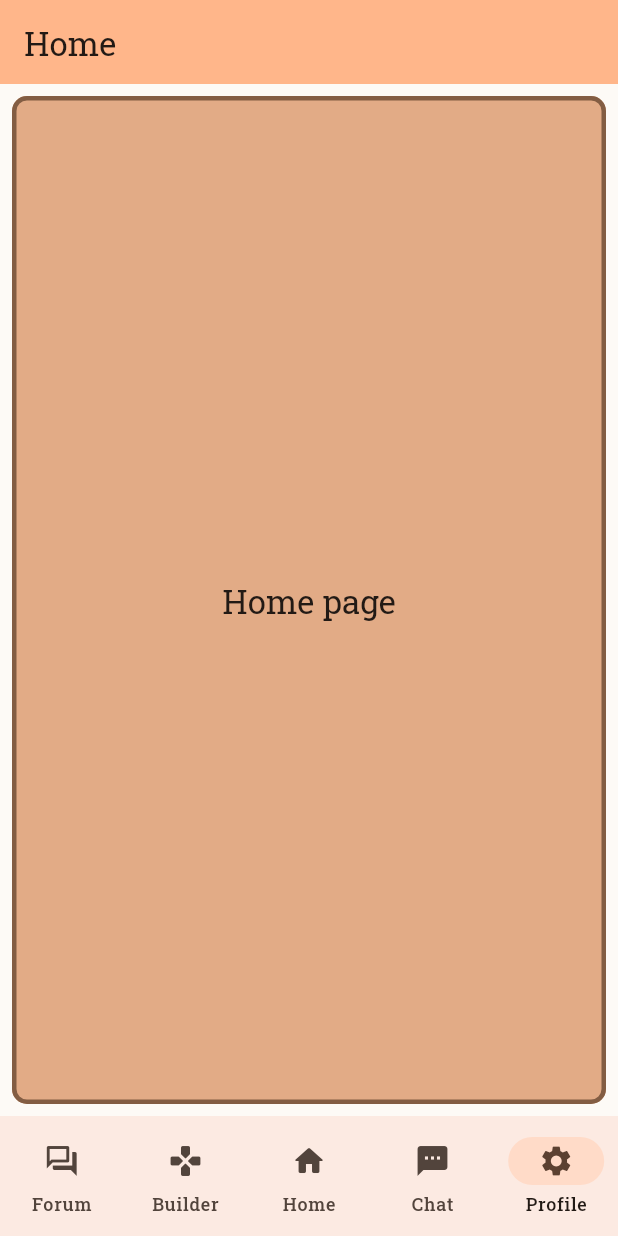
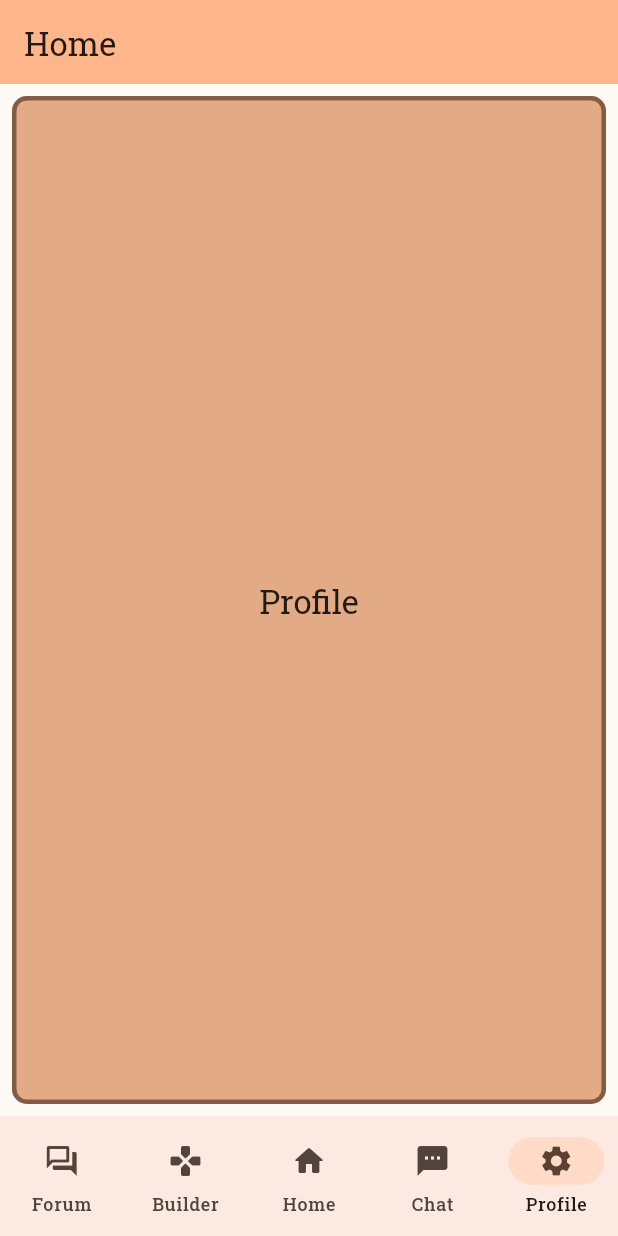
Before and after one commit to ZhiLinR/UBS-TTP, a Flutter app: the screen it shows after launch, item 5 of the bottom bar chosen, on a phone screen of 412 x 824 dp. Run offline on Flutter 3.47's test engine with Material 3 defaults, Android fonts, the light colour scheme and no system bars; missing offline and left inert: flame, flame_tiled, tiled.

Commit message:
profile page

```diff
--- a/flutter_frontend/ttp_app/lib/pages/navigator.dart
+++ b/flutter_frontend/ttp_app/lib/pages/navigator.dart
@@ -3,6 +3,7 @@ import 'package:flutter/material.dart';
 import '../fetch/posts.dart';
 import '../pages/forum.dart';
 import '../pages/home.dart';
+import '../pages/profile.dart';
 import 'package:ttp_app/tiled/main_game_page.dart';
 
 class MyHomePage extends StatefulWidget {
@@ -29,7 +30,7 @@ class _MyHomePageState extends State<MyHomePage> {
           const MainGamePage(),
           const Home(title: "Home"),
           const Home(title: "Messages"),
-          const Home(title: "Profile"),
+          const Profile(title: "Profile"),
         ][currentPageIndex],
         bottomNavigationBar: NavigationBar(
           onDestinationSelected: (int index) {
--- /dev/null
+++ b/flutter_frontend/ttp_app/lib/pages/profile.dart
@@ -0,0 +1,29 @@
+import 'package:flutter/material.dart';
+import '../pages/forum.dart';
+
+class Profile extends StatefulWidget {
+  final String title;
+  const Profile({super.key, required this.title});
+
+  @override
+  State<Profile> createState() => _Profile();
+}
+
+class _Profile extends State<Profile> {
+  @override
+  Widget build(BuildContext context) {
+    final ThemeData theme = Theme.of(context);
+    return Card(
+      shadowColor: Colors.transparent,
+      margin: const EdgeInsets.all(8.0),
+      child: SizedBox.expand(
+        child: Center(
+          child: Text(
+            'Profile',
+            style: theme.textTheme.titleLarge,
+          ),
+        ),
+      ),
+    );
+  }
+}
```
Also changed, not shown: flutter_frontend/ttp_app/lib/fetch/summary.dart (+3 -4 lines), flutter_frontend/ttp_app/lib/widgets/profile/info.dart (added, +73 -0 lines).
